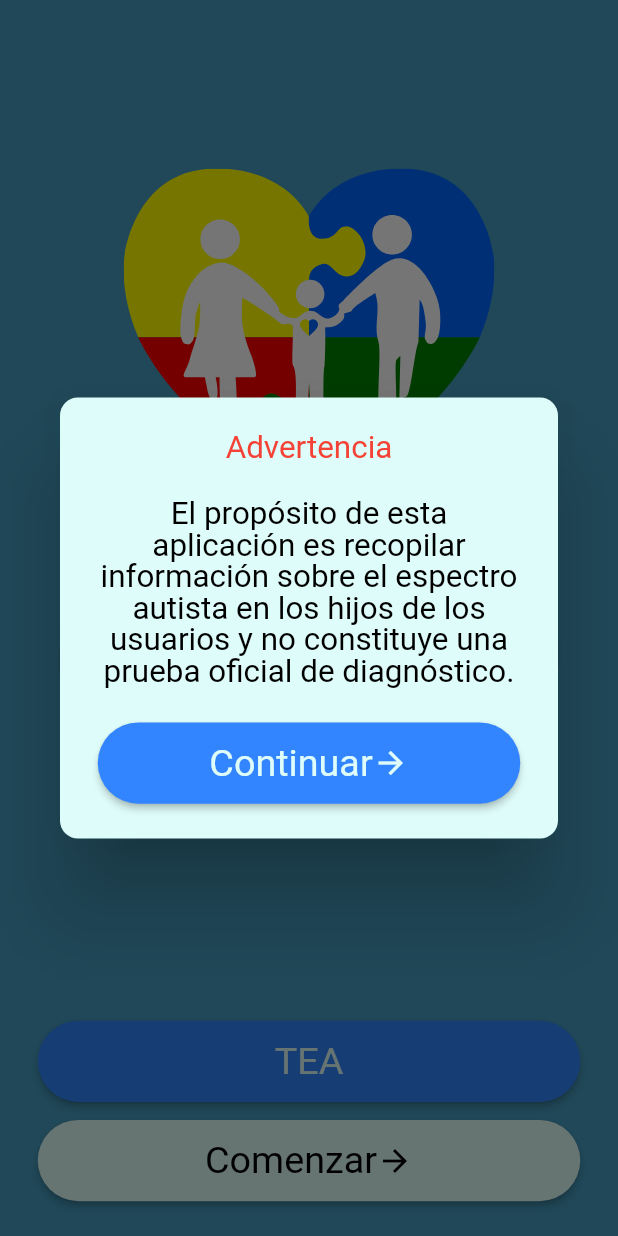
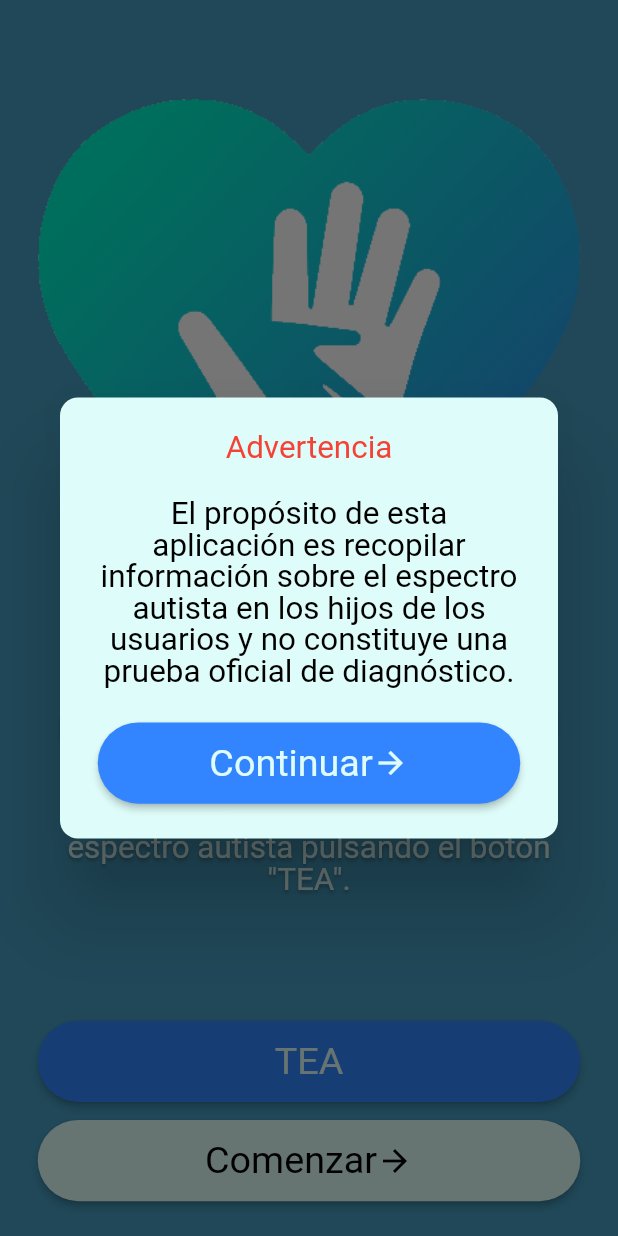
Before and after one commit to AngelMaldonado/TEA, a Flutter app: the screen it shows after launch, after a tap on "Comenzar", on a phone screen of 412 x 824 dp. Run offline on Flutter 3.47's test engine with Material 2 defaults, Android fonts, the light colour scheme and no system bars; our stand-ins replace animated_splash_screen, cloud_firestore, firebase_core, flutter_screenutil, flutter_svg, lottie and 2 more; accounts and stored records are empty.

Commit message:
Conexión Firebase y cambio de logos
Se conectó la base de datos, al enviar los datos principales, estos se guardan en un Provider y al momento de dar los resultados de la encuesta, se envían junto con las respuestas y el diagnóstico a Firebase. También se cambió el logo de SplashScreen y Home.

```diff
--- a/lib/app.dart
+++ b/lib/app.dart
@@ -8,10 +8,6 @@
 
 import 'package:flutter/material.dart';
 import 'package:flutter_screenutil/flutter_screenutil.dart';
-import 'package:provider/provider.dart';
-import 'package:tea/models/answer.dart';
-import 'package:tea/models/tea_record.dart';
-import 'package:tea/provider.dart';
 import 'package:tea/screens/splash.dart';
 import 'package:tea/utils/tea_theme.dart';
 import 'package:tea/routes.dart';
@@ -35,6 +31,7 @@
         ),
         child: MaterialApp(
           title: 'TEA',
+          debugShowCheckedModeBanner: false,
           theme: TEATheme.mainTheme(),
           initialRoute: 'splash',
           routes: {
--- a/lib/main.dart
+++ b/lib/main.dart
@@ -1,4 +1,19 @@
 import 'package:flutter/material.dart';
 import 'package:tea/app.dart';
+import 'package:firebase_core/firebase_core.dart';
+import 'firebase_options.dart';
+import 'package:provider/provider.dart';
+import 'package:tea/provider.dart';
 
-void main() => runApp(const App());
+void main() async {
+  WidgetsFlutterBinding.ensureInitialized();
+  await Firebase.initializeApp(
+    options: DefaultFirebaseOptions.currentPlatform,
+  );
+  runApp(
+    ChangeNotifierProvider(
+      create: (context) => InitialDataProvider(),
+      child: const App()
+    ),
+  );
+}
--- a/lib/models/tea_record.dart
+++ b/lib/models/tea_record.dart
@@ -18,4 +18,8 @@
     answers[index] = answer;
     notifyListeners();
   }
+
+  List<String> getAnswerStrings() {
+    return answers.map((answer) => answer.getSelectedOption()).toList();
+  }
 }
--- a/lib/screens/home.dart
+++ b/lib/screens/home.dart
@@ -1,6 +1,5 @@
 import 'package:flutter/material.dart';
 import 'package:flutter_screenutil/flutter_screenutil.dart';
-import 'package:flutter_svg/flutter_svg.dart';
 import 'package:tea/screens/info.dart';
 import 'package:tea/utils/constants.dart';
 import 'package:tea/widgets/tea_text.dart';
@@ -28,8 +27,8 @@
                   mainAxisAlignment: MainAxisAlignment.center,
                   crossAxisAlignment: CrossAxisAlignment.stretch,
                   children: <Widget>[
-                    SvgPicture.asset(
-                      'assets/icons/logo_family.svg',
+                    Image.asset(
+                      'assets/icons/logo.png',
                       width: MediaQuery.of(context).size.width * 0.6,
                     ),
                     SizedBox(height: 16.h),
--- a/lib/screens/splash.dart
+++ b/lib/screens/splash.dart
@@ -7,7 +7,6 @@
 /// Facultad de Ingeniería
 
 import 'package:flutter/material.dart';
-import 'package:flutter_svg/flutter_svg.dart';
 import 'package:tea/screens/home.dart';
 import 'package:tea/utils/colors.dart';
 import 'package:animated_splash_screen/animated_splash_screen.dart';
@@ -69,8 +68,8 @@
               ),
               child: FadeTransition(
                 opacity: iconTween.animate(iconAnimation),
-                child: SvgPicture.asset(
-                  'assets/icons/logo.svg',
+                child: Image.asset(
+                  'assets/icons/logo.png',
                   fit: BoxFit.contain,
                 ),
               ),
--- a/lib/widgets/tea_combobox.dart
+++ b/lib/widgets/tea_combobox.dart
@@ -2,7 +2,6 @@
 import 'package:tea/utils/colors.dart';
 import 'package:tea/utils/constants.dart';
 import 'package:tea/utils/tea_theme.dart';
-import 'package:tea/widgets/tea_button.dart';
 import 'package:tea/widgets/tea_text.dart';
 
 class TEAComboBox extends StatefulWidget {
```
Also changed, not shown: lib/guarda_datos.dart (added, +21 -0 lines), lib/provider.dart (+26 -0 lines), lib/screens/initial_data.dart (+7 -2 lines), lib/screens/questions.dart (+34 -32 lines), lib/screens/results.dart (+19 -4 lines), pubspec.yaml (+2 -6 lines), assets/icons/logo.png (added), assets/icons/logo.svg (deleted), assets/icons/logo_family.svg, assets/images/anim1.png (deleted), assets/images/logo.png (deleted), lib/firebase_options.dart (added), pubspec.lock, 9 other files.
